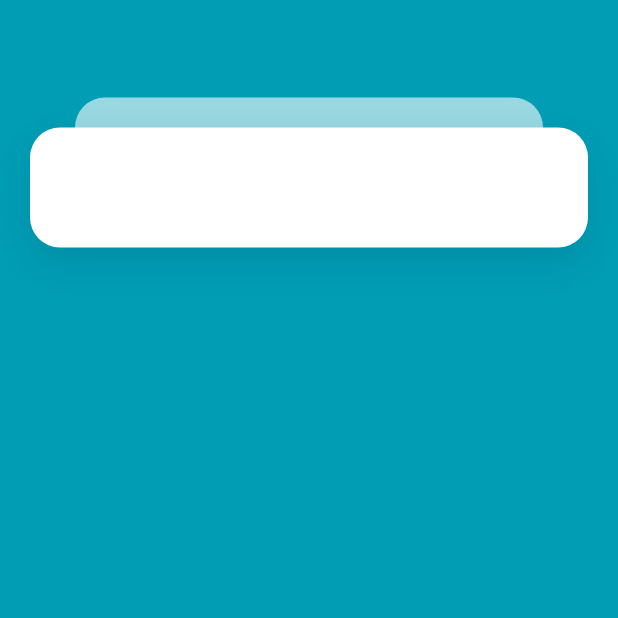
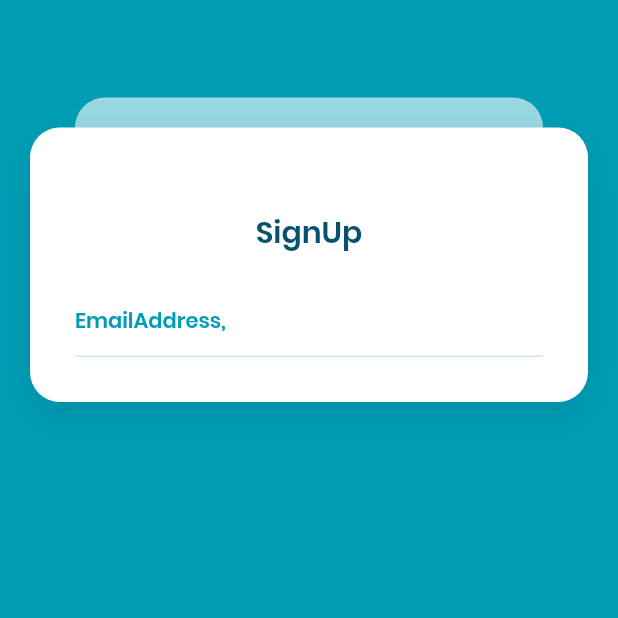
Before and after one commit to herry88/flutter_ecommerce_ui, a Flutter app: the SignUpWidget screen opened by its route, on a phone screen of 412 x 824 dp, the top half of it. Run offline on Flutter 3.47's test engine with Material 2 defaults, Android fonts, the light colour scheme and no system bars; our stand-ins replace carousel_slider.

Commit message:
AddSignUPAgain

```diff
--- a/lib/src/screen/signup/signup.dart
+++ b/lib/src/screen/signup/signup.dart
@@ -62,8 +62,37 @@ class _SignUpWidgetState extends State<SignUpWidget> {
                   child: Column(
                     children: [
                       SizedBox(
+                        height: 25.0,
+                      ),
+                      Text(
+                        'SignUp',
+                        style: Theme.of(context).textTheme.headline3,
+                      ),
+                      SizedBox(
                         height: 20.0,
                       ),
+                      TextField(
+                        style: TextStyle(
+                          color: Theme.of(context).accentColor,
+                        ),
+                        keyboardType: TextInputType.emailAddress,
+                        decoration: InputDecoration(
+                            hintText: 'EmailAddress,',
+                            hintStyle:
+                                Theme.of(context).textTheme.bodyText1!.merge(
+                                      TextStyle(
+                                        color: Theme.of(context).accentColor,
+                                      ),
+                                    ),
+                            enabledBorder: UnderlineInputBorder(
+                              borderSide: BorderSide(
+                                color:
+                                    Theme.of(context).accentColor.withOpacity(
+                                          0.2,
+                                        ),
+                              ),
+                            )),
+                      )
                     ],
                   ),
                 ),
```
